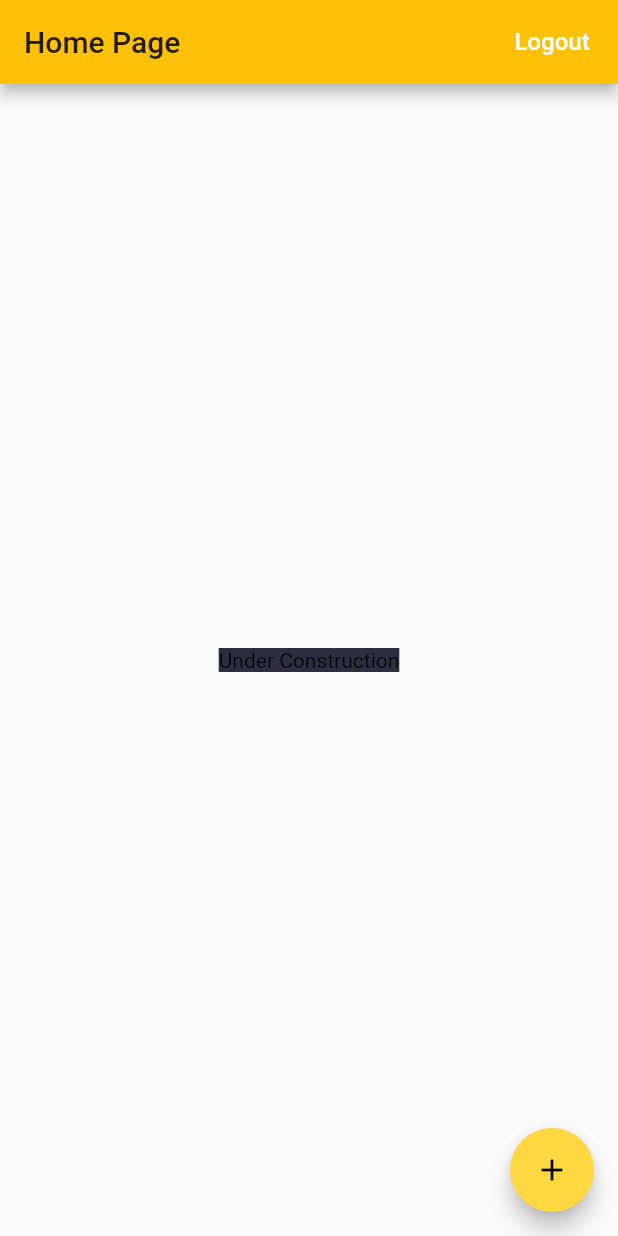
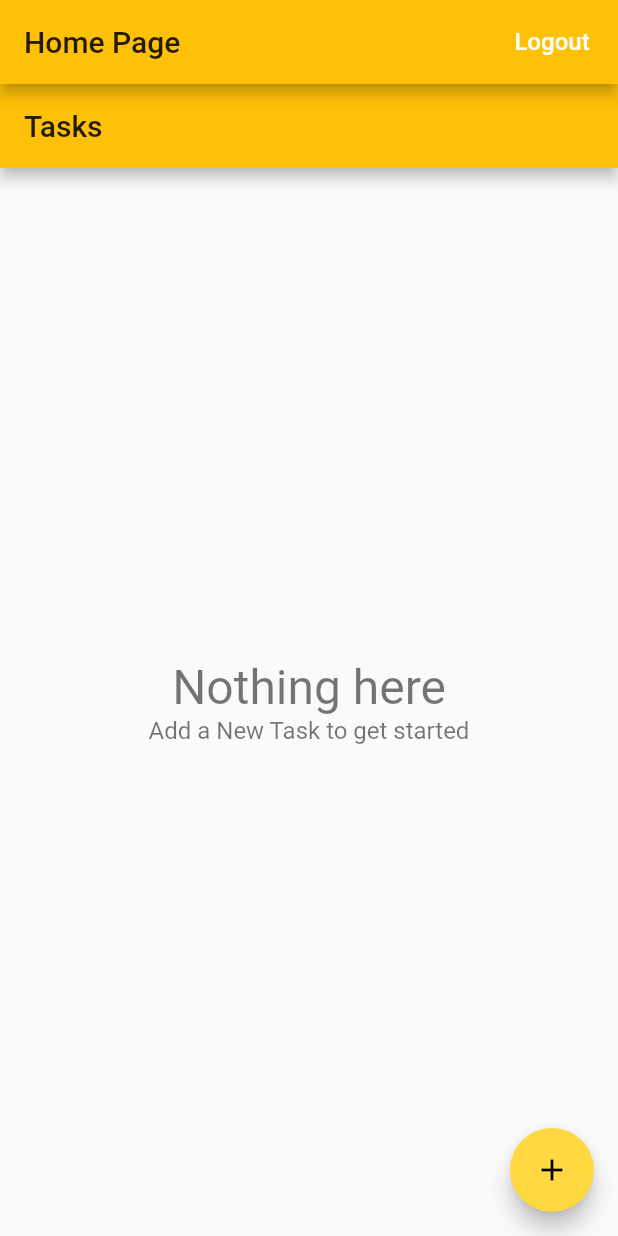
Before and after one commit to adolesamuel/habit_shift, a Flutter app: the screen it shows once a user with an empty profile is signed in, on a phone screen of 412 x 824 dp. Run offline on Flutter 3.47's test engine with Material 2 defaults, Android fonts, the phone set to English and light mode, and no system bars; our stand-ins replace cloud_firestore, firebase_auth, firebase_core, flutter_local_notifications; missing offline and left inert: enum_to_string; accounts and stored records are empty.

Commit message:
basic listview on homepage

```diff
--- a/lib/home/home_page.dart
+++ b/lib/home/home_page.dart
@@ -1,5 +1,6 @@
 import 'package:flutter/material.dart';
 import 'package:habit_shift/home/task_page/edit_task_page.dart';
+import 'package:habit_shift/home/task_page/tasks_page.dart';
 import 'package:habit_shift/services/auth.dart';
 import 'package:habit_shift/services/database.dart';
 import 'package:provider/provider.dart';
@@ -25,12 +26,7 @@ class HomePage extends StatelessWidget {
           ),
         ],
       ),
-      body: Center(
-        child: Container(
-          child: Text('Under Construction'),
-          color: Color(0xFF2D2F41),
-        ),
-      ),
+      body: TasksPage(),
       floatingActionButton: FloatingActionButton(
         //Todo: Provide database to method of edittaskpage.show
         onPressed: () => EditTaskPage.show(context, database: database),
--- /dev/null
+++ b/lib/home/task_page/empty_content.dart
@@ -0,0 +1,30 @@
+import 'package:flutter/material.dart';
+
+class EmptyContent extends StatelessWidget {
+  final String title;
+  final String message;
+
+  const EmptyContent(
+      {Key key,
+      this.title = 'Nothing here',
+      this.message = 'Add a New Task to get started'})
+      : super(key: key);
+  @override
+  Widget build(BuildContext context) {
+    return Center(
+      child: Column(
+        mainAxisAlignment: MainAxisAlignment.center,
+        children: <Widget>[
+          Text(
+            title,
+            style: TextStyle(fontSize: 32.0, color: Colors.black54),
+          ),
+          Text(
+            message,
+            style: TextStyle(fontSize: 16.0, color: Colors.black54),
+          )
+        ],
+      ),
+    );
+  }
+}
--- /dev/null
+++ b/lib/home/task_page/list_items_builder.dart
@@ -0,0 +1,47 @@
+import 'package:flutter/material.dart';
+import 'package:habit_shift/home/task_page/empty_content.dart';
+
+typedef ItemWidgetBuilder<T> = Widget Function(BuildContext context, T item);
+
+class ListItemsBuilder<T> extends StatelessWidget {
+  const ListItemsBuilder({
+    Key key,
+    @required this.snapshot,
+    @required this.itemBuilder,
+  }) : super(key: key);
+
+  final AsyncSnapshot<List<T>> snapshot;
+  final ItemWidgetBuilder<T> itemBuilder;
+
+  @override
+  Widget build(BuildContext context) {
+    if (snapshot.hasData) {
+      final List<T> items = snapshot.data;
+      if (items.isNotEmpty) {
+        return _buildList(items);
+      } else {
+        return EmptyContent();
+      }
+    } else if (snapshot.hasError) {
+      return EmptyContent(
+        title: 'Ooops Something went wrong',
+        message: 'Network Connection Needed',
+      );
+    }
+    return Center(child: CircularProgressIndicator());
+  }
+
+  Widget _buildList(List<T> items) {
+    return ListView.separated(
+        itemBuilder: (context, index) {
+          if (index == 0 || index == items.length + 1) {
+            return Container();
+          }
+          return itemBuilder(context, items[index - 1]);
+        },
+        separatorBuilder: (context, index) => Divider(
+              height: 0.5,
+            ),
+        itemCount: items.length + 2);
+  }
+}
--- /dev/null
+++ b/lib/home/task_page/task_list_tile.dart
@@ -0,0 +1,17 @@
+import 'package:flutter/material.dart';
+import 'package:habit_shift/home/models/task_object.dart';
+
+class TaskListTile extends StatelessWidget {
+  final Task task;
+  final VoidCallback onTap;
+
+  const TaskListTile({Key key, this.task, this.onTap}) : super(key: key);
+  @override
+  Widget build(BuildContext context) {
+    return ListTile(
+      title: Text(task.taskName),
+      onTap: onTap,
+      trailing: Icon(Icons.chevron_right),
+    );
+  }
+}
--- /dev/null
+++ b/lib/home/task_page/tasks_page.dart
@@ -0,0 +1,38 @@
+import 'package:flutter/material.dart';
+import 'package:habit_shift/home/models/task_object.dart';
+import 'package:habit_shift/home/task_page/edit_task_page.dart';
+import 'package:habit_shift/home/task_page/list_items_builder.dart';
+import 'package:habit_shift/home/task_page/task_list_tile.dart';
+import 'package:habit_shift/services/database.dart';
+import 'package:provider/provider.dart';
+
+class TasksPage extends StatelessWidget {
+  @override
+  Widget build(BuildContext context) {
+    return Scaffold(
+      appBar: AppBar(
+        title: Text('Tasks'),
+      ),
+      body: _buildContent(context),
+    );
+  }
+
+  Widget _buildContent(BuildContext context) {
+    final database = Provider.of<Database>(context);
+    return StreamBuilder<List<Task>>(
+      stream: database.tasksStream(),
+      builder: (context, snapshot) {
+        return ListItemsBuilder<Task>(
+          snapshot: snapshot,
+          itemBuilder: (context, task) {
+            return TaskListTile(
+              task: task,
+              onTap: () =>
+                  EditTaskPage.show(context, database: database, task: task),
+            );
+          },
+        );
+      },
+    );
+  }
+}
```
